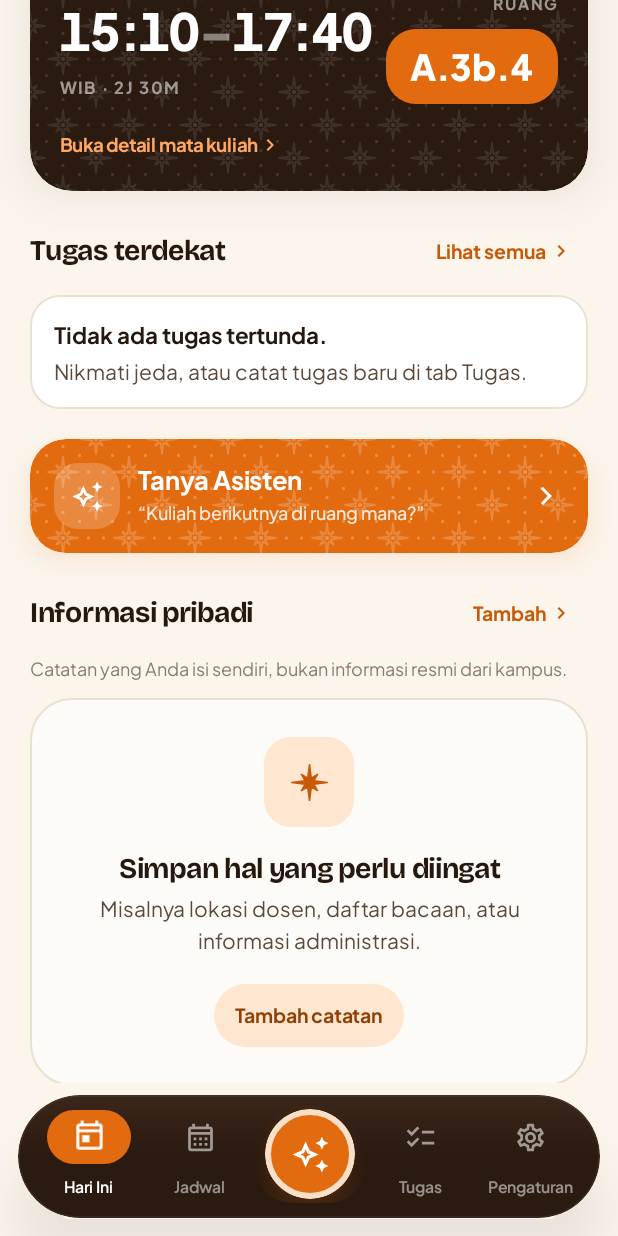
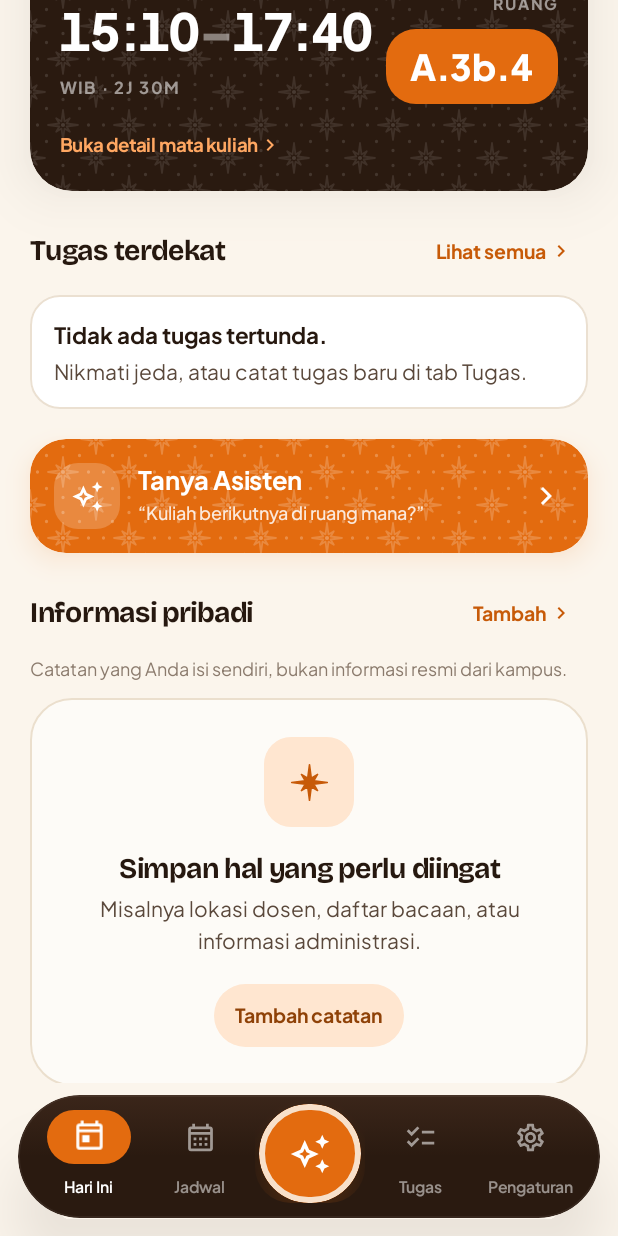
Before and after one commit to ywildan/kampus, an Android app built with Jetpack Compose: the screen it shows after launch (MainActivity), scrolled down 505 dp, on a phone screen of 412 x 824 dp. Run offline under Robolectric (Android 15) with nearby library versions, the phone set to English and light mode, and no system bars; our stand-ins replace Room's generated code; pictures from the network do not load.

Commit message:
ui: tombol tengah Dock 68 dp + pendar 98 dp sesuai spesifikasi web
Co-authored-by: arena-agent <297053741+arena-agent@users.noreply.github.com>

```diff
--- a/app/src/main/java/id/personal/campus/ui/KarsaDock.kt
+++ b/app/src/main/java/id/personal/campus/ui/KarsaDock.kt
@@ -186,7 +186,7 @@ private fun SideSlot(icon: ImageVector, on: Boolean, pressScale: Float) {
     }
 }
 
-/** Tombol tengah (Asisten): lingkaran oranye 60 dp dengan cincin kertas dan pendar lembut. */
+/** Tombol tengah (Asisten): lingkaran oranye 68 dp dengan cincin kertas dan pendar 98 dp. */
 @Composable
 private fun CenterSlot(item: DockItem, on: Boolean, pressScale: Float) {
     val fill by animateColorAsState(
@@ -213,7 +213,7 @@ private fun CenterSlot(item: DockItem, on: Boolean, pressScale: Float) {
         // Pendar oranye yang mengembang lembut saat Asisten aktif.
         Box(
             Modifier
-                .size(92.dp)
+                .size(98.dp)
                 .background(
                     Brush.radialGradient(
                         listOf(Brand500.copy(alpha = 0.42f * glow), Color.Transparent),
@@ -223,7 +223,7 @@ private fun CenterSlot(item: DockItem, on: Boolean, pressScale: Float) {
         )
         Box(
             Modifier
-                .size(60.dp)
+                .size(68.dp)
                 .graphicsLayer { scaleX = pressScale; scaleY = pressScale }
                 .shadow(12.dp, CircleShape, ambientColor = Brand500.copy(alpha = 0.5f), spotColor = Brand500.copy(alpha = 0.7f))
                 .clip(CircleShape)
@@ -235,7 +235,7 @@ private fun CenterSlot(item: DockItem, on: Boolean, pressScale: Float) {
                 item.icon,
                 contentDescription = null,
                 tint = Color.White,
-                modifier = Modifier.size(26.dp).graphicsLayer { rotationZ = iconSpin },
+                modifier = Modifier.size(28.dp).graphicsLayer { rotationZ = iconSpin },
             )
         }
     }
```
Also changed, not shown: 1 other file.
